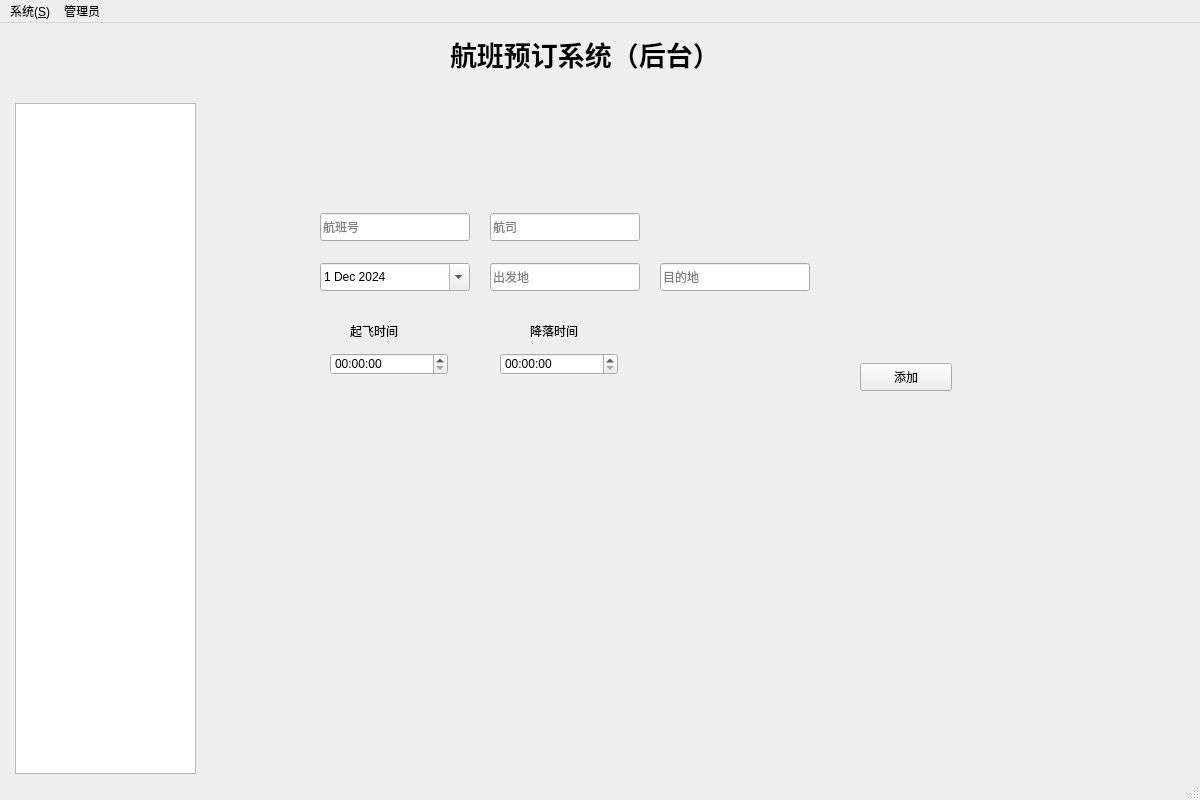
Qt form frm_admin.ui (zhongjf25/Airline-Reservation-System) before a commit.
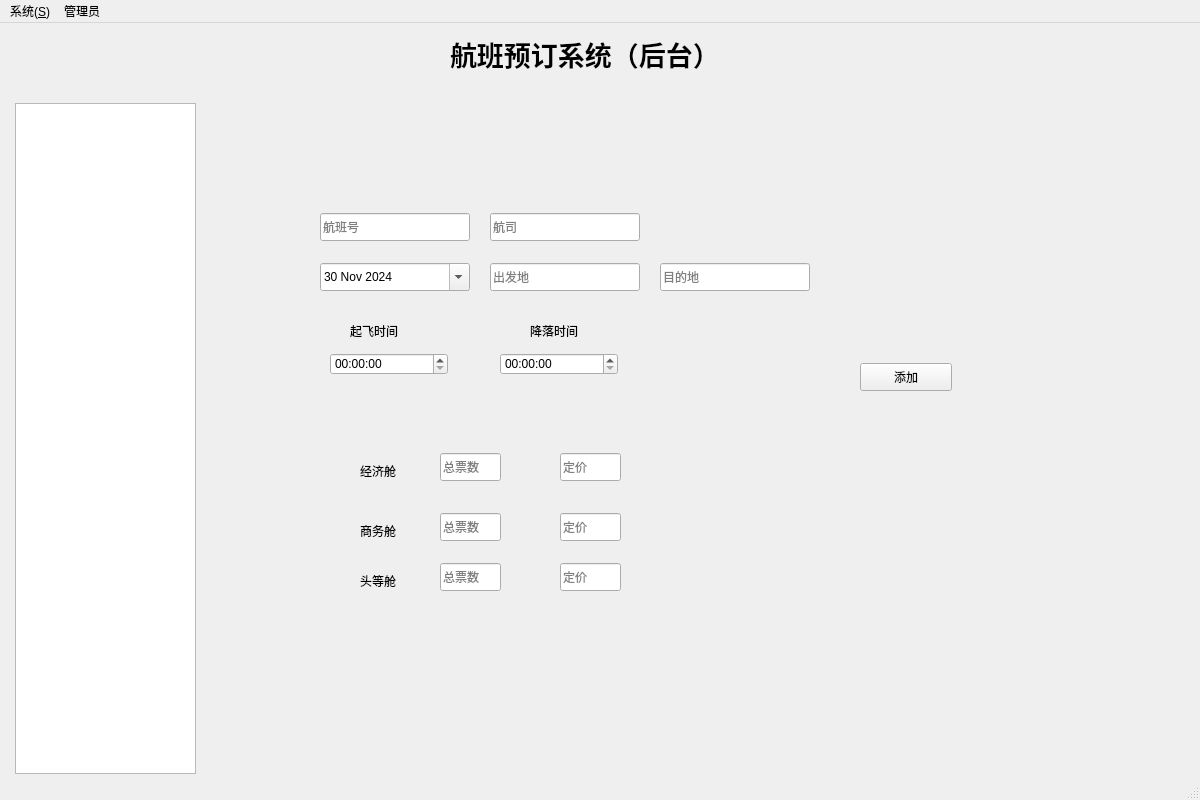
The same form after that commit. The open tabs and pages were chosen to show the change.

Patch:
```diff
--- a/frm_admin.ui
+++ b/frm_admin.ui
@@ -105,12 +105,12 @@
       </property>
       <property name="dateTime">
        <datetime>
-        <hour>0</hour>
+        <hour>16</hour>
         <minute>0</minute>
         <second>0</second>
         <year>2024</year>
-        <month>12</month>
-        <day>1</day>
+        <month>11</month>
+        <day>30</day>
        </datetime>
       </property>
       <property name="calendarPopup">
@@ -176,6 +176,123 @@
        <string>降落时间</string>
       </property>
      </widget>
+     <widget class="QLineEdit" name="lineEdit_eco_tickets">
+      <property name="geometry">
+       <rect>
+        <x>210</x>
+        <y>350</y>
+        <width>61</width>
+        <height>28</height>
+       </rect>
+      </property>
+      <property name="placeholderText">
+       <string>总票数</string>
+      </property>
+     </widget>
+     <widget class="QLineEdit" name="lineEdit_eco_price">
+      <property name="geometry">
+       <rect>
+        <x>330</x>
+        <y>350</y>
+        <width>61</width>
+        <height>28</height>
+       </rect>
+      </property>
+      <property name="placeholderText">
+       <string>定价</string>
+      </property>
+     </widget>
+     <widget class="QLineEdit" name="lineEdit_bus_tickets">
+      <property name="geometry">
+       <rect>
+        <x>210</x>
+        <y>410</y>
+        <width>61</width>
+        <height>28</height>
+       </rect>
+      </property>
+      <property name="placeholderText">
+       <string>总票数</string>
+      </property>
+     </widget>
+     <widget class="QLineEdit" name="lineEdit_fst_tickets">
+      <property name="geometry">
+       <rect>
+        <x>210</x>
+        <y>460</y>
+        <width>61</width>
+        <height>28</height>
+       </rect>
+      </property>
+      <property name="placeholderText">
+       <string>总票数</string>
+      </property>
+     </widget>
+     <widget class="QLineEdit" name="lineEdit_bus_price">
+      <property name="geometry">
+       <rect>
+        <x>330</x>
+        <y>410</y>
+        <width>61</width>
+        <height>28</height>
+       </rect>
+      </property>
+      <property name="placeholderText">
+       <string>定价</string>
+      </property>
+     </widget>
+     <widget class="QLineEdit" name="lineEdit_fst_price">
+      <property name="geometry">
+       <rect>
+        <x>330</x>
+        <y>460</y>
+        <width>61</width>
+        <height>28</height>
+       </rect>
+      </property>
+      <property name="placeholderText">
+       <string>定价</string>
+      </property>
+     </widget>
+     <widget class="QLabel" name="lbl_eco">
+      <property name="geometry">
+       <rect>
+        <x>130</x>
+        <y>360</y>
+        <width>54</width>
+        <height>16</height>
+       </rect>
+      </property>
+      <property name="text">
+       <string>经济舱</string>
+      </property>
+     </widget>
+     <widget class="QLabel" name="lbl_bus">
+      <property name="geometry">
+       <rect>
+        <x>130</x>
+        <y>420</y>
+        <width>54</width>
+        <height>16</height>
+       </rect>
+      </property>
+      <property name="text">
+       <string>商务舱</string>
+      </property>
+     </widget>
+     <widget class="QLabel" name="lbl_fst">
+      <property name="geometry">
+       <rect>
+        <x>130</x>
+        <y>470</y>
+        <width>54</width>
+        <height>16</height>
+       </rect>
+      </property>
+      <property name="text">
+       <string>头等舱</string>
+      </property>
+     </widget>
     </widget>
     <widget class="QWidget" name="page2">
      <widget class="QPushButton" name="btn_delete">
```
Left out of the diff: 25 changed lines with no effect on the pictures.
